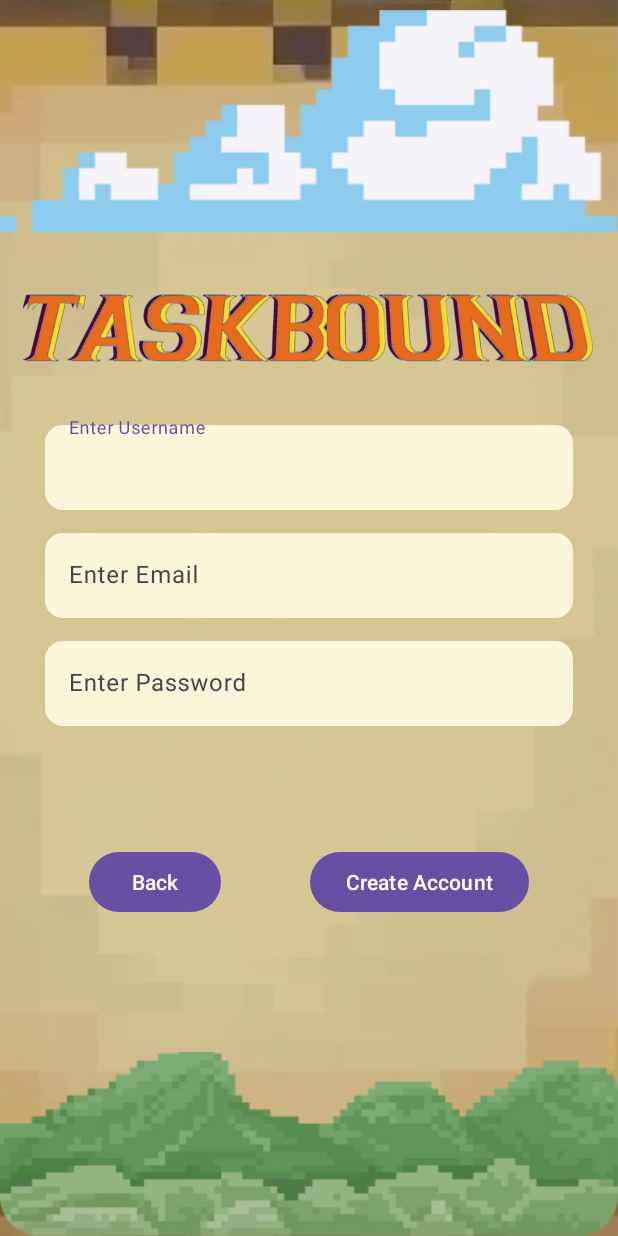
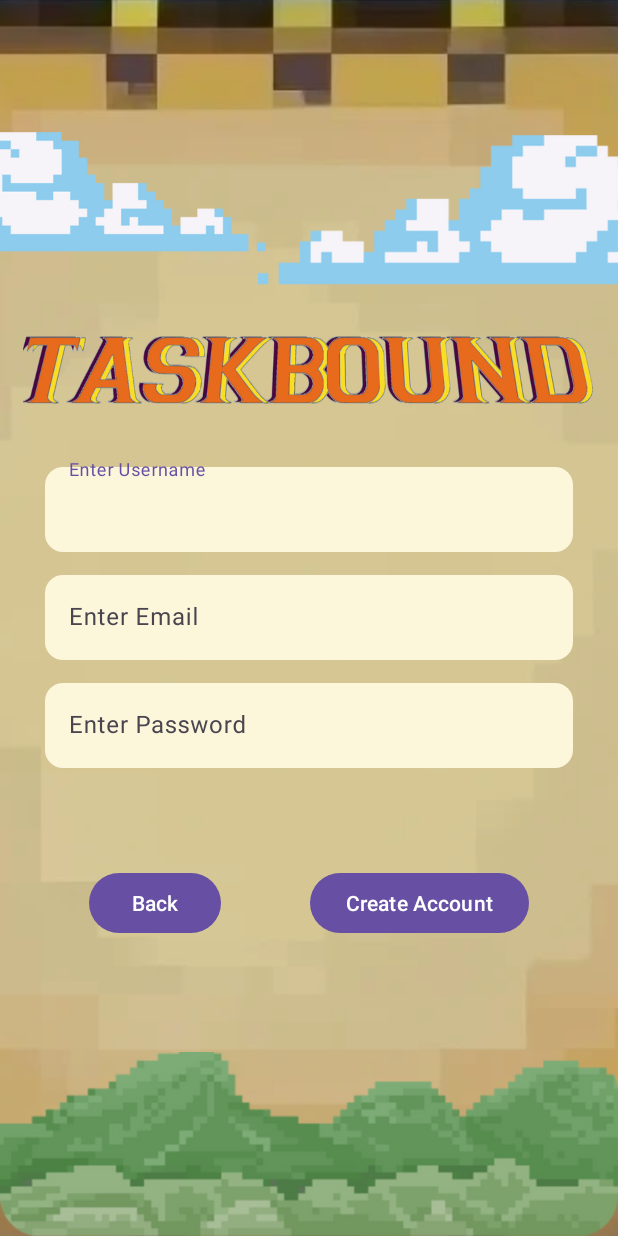
Before and after one commit to marcojalenyu/taskbound, an Android app: the RegisterActivity screen opened directly, with no data from a screen before it, on a phone screen of 412 x 824 dp. Run offline under Robolectric (Android 15) with nearby library versions, the phone set to English and light mode, and no system bars.

Commit message:
ui: More clouds

```diff
--- a/app/src/main/res/layout/activity_register.xml
+++ b/app/src/main/res/layout/activity_register.xml
@@ -5,26 +5,29 @@
     android:id="@+id/main"
     android:layout_width="match_parent"
     android:layout_height="match_parent"
+    android:background="@drawable/bg_scroll"
     tools:context=".RegisterActivity">
 
     <ImageView
-        android:id="@+id/background"
-        android:layout_width="0dp"
-        android:layout_height="0dp"
-        android:src="@drawable/bg_scroll"
-        android:scaleType="centerCrop"
-        app:layout_constraintTop_toTopOf="parent"
-        app:layout_constraintBottom_toBottomOf="parent"
+        android:id="@+id/cloud2"
+        android:layout_width="wrap_content"
+        android:layout_height="80dp"
+        android:layout_marginStart="-140dp"
+        android:layout_marginTop="88dp"
+        android:scaleX="-1"
+        android:src="@drawable/cloud"
         app:layout_constraintStart_toStartOf="parent"
-        app:layout_constraintEnd_toEndOf="parent"/>
+        app:layout_constraintTop_toTopOf="parent" />
 
     <ImageView
         android:id="@+id/cloud"
         android:layout_width="wrap_content"
-        android:layout_height="wrap_content"
+        android:layout_height="100dp"
+        android:layout_marginStart="104dp"
+        android:layout_marginTop="90dp"
         android:src="@drawable/cloud"
-        app:layout_constraintTop_toTopOf="parent"
-        app:layout_constraintStart_toStartOf="parent"/>
+        app:layout_constraintStart_toStartOf="parent"
+        app:layout_constraintTop_toTopOf="parent" />
 
     <ImageView
         android:id="@+id/taskbound"
@@ -34,12 +37,12 @@
         android:paddingRight="15dp"
         android:src="@drawable/taskbound"
         app:layout_constraintStart_toStartOf="parent"
-        app:layout_constraintTop_toBottomOf="@id/cloud"/>
+        app:layout_constraintTop_toBottomOf="@id/cloud" />
 
     <!--@drawable/rounded_edit_text.xml contains the color of the text box + border radius-->
 
     <com.google.android.material.textfield.TextInputLayout
-        android:id = "@+id/newUsernameLayout"
+        android:id="@+id/newUsernameLayout"
         android:layout_width="match_parent"
         android:layout_height="wrap_content"
         android:paddingLeft="30dp"
@@ -53,16 +56,17 @@
             android:layout_height="wrap_content"
             android:background="@drawable/rounded_edit_text"
             android:hint="Enter Username"
-            android:inputType="text" />
+            android:inputType="text"
+            android:maxLines="1" />
     </com.google.android.material.textfield.TextInputLayout>
 
     <com.google.android.material.textfield.TextInputLayout
-        android:id = "@+id/newEmailLayout"
+        android:id="@+id/newEmailLayout"
         android:layout_width="match_parent"
         android:layout_height="wrap_content"
         android:paddingLeft="30dp"
+        android:paddingTop="10dp"
         android:paddingRight="30dp"
-        android:paddingTop="10dp"
         app:layout_constraintStart_toStartOf="parent"
         app:layout_constraintTop_toBottomOf="@+id/newUsernameLayout">
 
@@ -77,12 +81,12 @@
     </com.google.android.material.textfield.TextInputLayout>
 
     <com.google.android.material.textfield.TextInputLayout
-        android:id = "@+id/newPasswordLayout"
+        android:id="@+id/newPasswordLayout"
         android:layout_width="match_parent"
         android:layout_height="wrap_content"
         android:paddingLeft="30dp"
+        android:paddingTop="10dp"
         android:paddingRight="30dp"
-        android:paddingTop="10dp"
         app:layout_constraintStart_toStartOf="parent"
         app:layout_constraintTop_toBottomOf="@+id/newEmailLayout">
 
@@ -100,25 +104,25 @@
         android:id="@+id/backToLogin"
         android:layout_width="wrap_content"
         android:layout_height="wrap_content"
+        android:onClick="btnClickedBackToLogin"
         android:text="Back"
-        android:onClick="btnClickedBackToLogin"
         android:textColor="#ffffff"
-        app:layout_constraintTop_toBottomOf="@+id/newPasswordLayout"
         app:layout_constraintBottom_toTopOf="@+id/mountain"
+        app:layout_constraintEnd_toStartOf="@+id/create_account"
         app:layout_constraintStart_toStartOf="parent"
-        app:layout_constraintEnd_toStartOf="@+id/create_account"/>
+        app:layout_constraintTop_toBottomOf="@+id/newPasswordLayout" />
 
     <Button
         android:id="@+id/create_account"
         android:layout_width="wrap_content"
         android:layout_height="wrap_content"
+        android:onClick="btnClickedCreateAccount"
         android:text="Create Account"
-        android:onClick="btnClickedCreateAccount"
         android:textColor="#ffffff"
-        app:layout_constraintTop_toBottomOf="@+id/newPasswordLayout"
         app:layout_constraintBottom_toTopOf="@+id/mountain"
+        app:layout_constraintEnd_toEndOf="parent"
         app:layout_constraintStart_toEndOf="@id/backToLogin"
-        app:layout_constraintEnd_toEndOf="parent"/>
+        app:layout_constraintTop_toBottomOf="@+id/newPasswordLayout" />
 
     <ImageView
         android:id="@+id/mountain"
@@ -126,7 +130,7 @@
         android:layout_height="wrap_content"
         android:layout_marginBottom="-10dp"
         android:src="@drawable/mountain"
-        app:layout_constraintStart_toStartOf="parent"
-        app:layout_constraintBottom_toBottomOf="parent"/>
+        app:layout_constraintBottom_toBottomOf="parent"
+        app:layout_constraintStart_toStartOf="parent" />
 
 </androidx.constraintlayout.widget.ConstraintLayout>
```
Also changed, not shown: app/src/main/res/layout/activity_login.xml (+26 -0 lines).
